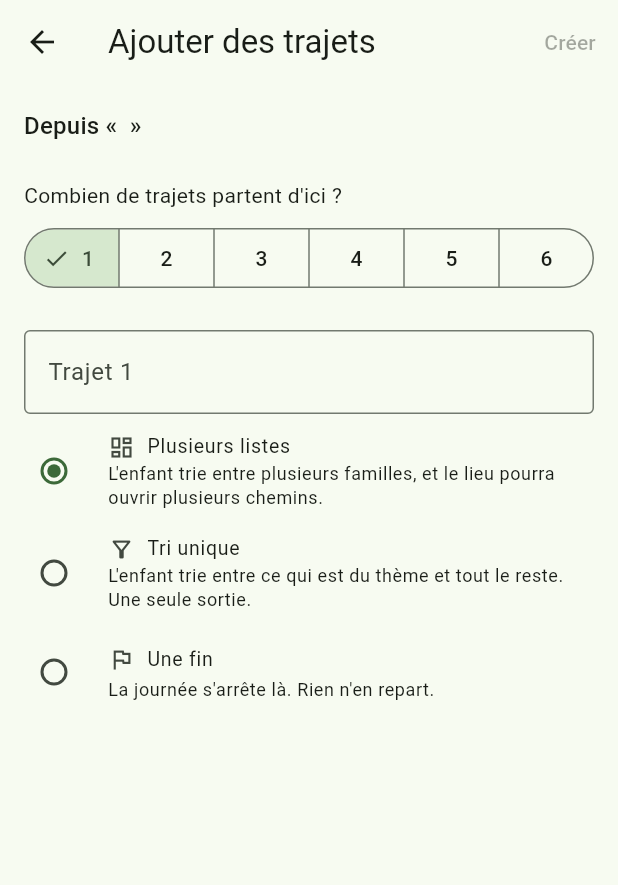
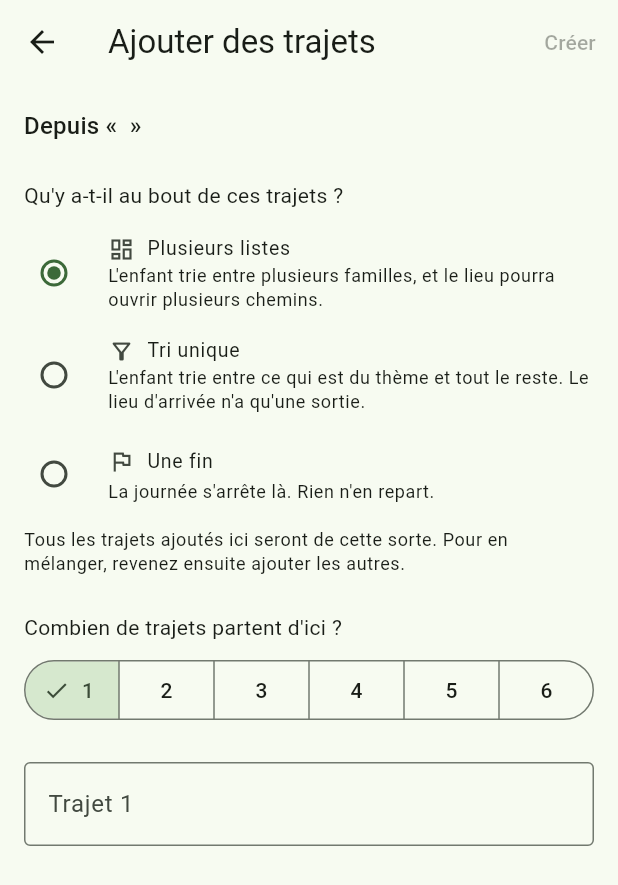
Before and after one commit to Narya-Bordeaux/lecture, a Flutter app: the AddTripsPage screen opened directly with empty values, on a phone screen of 412 x 824 dp. Shown: the top 885 px of the screen. Run offline on Flutter 3.47's test engine with Material 3 defaults, Android fonts, the phone set to English and light mode, and no system bars.

Commit message:
La nature d'un trajet se choisit une fois (0.17.1+31)
L'ecran d'ajout posait la nature trajet par trajet : sous chaque nom, les trois
paves d'explication revenaient. Demander trois directions affichait donc neuf
choix, et permettait de composer un lot bigarre — une fin, un tri unique et un
tri a plusieurs listes — sans qu'on sache plus ce qu'on demandait.

La nature passe en tete et vaut pour tout le lot ; le nombre vient ensuite.
C'est l'ordre des questions : la nature decide de la mecanique du lieu
d'arrivee, le nombre n'est qu'une commodite de saisie.

L'INTERDICTION DE MELANGER PORTE SUR UN AJOUT, PAS SUR UN LIEU

« Devant la maison » ouvre sur un tri a plusieurs listes et sur deux fins :
l'aventure livree melange deja les natures, et l'outil doit pouvoir la
reproduire. L'ecran enonce donc la regle et son contournement — revenir ajouter
les autres ensuite, ce a quoi sert le rappel « partent deja d'ici ».

ET « UNE SEULE SORTIE » PORTE SUR L'ARRIVEE, PAS SUR LE DEPART

Ouvrir plusieurs tris uniques depuis un meme carrefour est legitime : chacun a
sa propre liste du reste. Le bridage inverse subsiste, et lui seul — ajouter
depuis un tri unique n'admet qu'un trajet. Les deux points se confondent
facilement ; ils sont desormais distingues par les commentaires
d'AddTripsPage.allowsOneTripOnly et par un test qui ouvre deux tris uniques
depuis un lieu neuf.

Le second test nouveau fixe la regle du lot : trois noms a saisir, un seul
choix de nature a l'ecran.

265 tests au vert, dont 2 nouveaux. flutter analyze sans remarque.

Co-Authored-By: Claude Opus 5 <noreply@anthropic.com>
Claude-Session: https://claude.ai/code/session_013A4FAiCkoWwc4m4KhUcn8t

```diff
--- a/lib/ui/pages/add_trips_page.dart
+++ b/lib/ui/pages/add_trips_page.dart
@@ -1,7 +1,19 @@
 import 'package:flutter/material.dart';
 import 'package:grisbie/application/adventure_builder.dart';
 
-/// Demande combien de trajets partent d'un lieu, et ce qu'ils sont.
+/// Demande ce qu'on trouve au bout des trajets qu'on ajoute, et combien.
+///
+/// **La nature d'abord, le nombre ensuite.** Elle decide de ce que l'enfant
+/// fera la-bas, alors que le nombre n'est qu'une commodite de saisie : la
+/// poser en tete met la question structurante avant la question de detail.
+///
+/// **Une seule nature par ajout.** Elle valait auparavant trajet par trajet,
+/// ce qui repetait trois pavés d'explication sous chaque nom et laissait
+/// composer un lot bigarré sans qu'on sache ce qu'on demandait. Cela n'empeche
+/// pas un lieu de mener a des natures differentes — l'aventure livree mene de
+/// « Devant la maison » a un tri a plusieurs listes et a deux fins — mais cela
+/// se fait en plusieurs ajouts, et le rappel « partent deja d'ici » est la
+/// pour ca.
 ///
 /// Une page plutot qu'une boite de dialogue : on y tape plusieurs noms au
 /// clavier du telephone, et une boite qui remonte au-dessus du clavier laisse
@@ -25,10 +37,14 @@ class AddTripsPage extends StatefulWidget {
   /// presente une page vide, et laisse croire qu'elles ont disparu.
   final List<String> existingTrips;
 
-  /// Vrai si ce lieu fait trier entre une liste et le reste.
+  /// Vrai si **ce lieu-ci** fait trier entre une liste et le reste.
   ///
   /// Un tri unique n'a qu'une sortie : proposer d'en ajouter plusieurs
   /// laisserait croire a un choix que le moteur refuse.
+  ///
+  /// A ne pas confondre avec le choix [TripKind.singleSort], qui porte sur le
+  /// lieu **d'arrivee** : ouvrir trois tris uniques depuis un carrefour est
+  /// legitime, chacun ayant sa propre liste du reste.
   final bool allowsOneTripOnly;
 
   /// Au-dela, l'etape proposerait trop de directions a un enfant de six ans,
@@ -43,7 +59,9 @@ class _AddTripsPageState extends State<AddTripsPage> {
   final List<TextEditingController> _names = <TextEditingController>[
     TextEditingController(),
   ];
-  final List<TripKind> _kinds = <TripKind>[TripKind.ordinary];
+
+  /// La nature commune aux trajets de cet ajout.
+  TripKind _kind = TripKind.ordinary;
 
   @override
   void dispose() {
@@ -57,11 +75,9 @@ class _AddTripsPageState extends State<AddTripsPage> {
     setState(() {
       while (_names.length < count) {
         _names.add(TextEditingController());
-        _kinds.add(TripKind.ordinary);
       }
       while (_names.length > count) {
         _names.removeLast().dispose();
-        _kinds.removeLast();
       }
     });
   }
@@ -70,10 +86,10 @@ class _AddTripsPageState extends State<AddTripsPage> {
   /// moins qu'un lieu appele « lieu ».
   List<NewTrip> get _trips {
     final trips = <NewTrip>[];
-    for (var index = 0; index < _names.length; index++) {
-      final name = _names[index].text.trim();
+    for (final controller in _names) {
+      final name = controller.text.trim();
       if (name.isEmpty) continue;
-      trips.add(NewTrip(name: name, kind: _kinds[index]));
+      trips.add(NewTrip(name: name, kind: _kind));
     }
     return trips;
   }
@@ -111,6 +127,8 @@ class _AddTripsPageState extends State<AddTripsPage> {
             ),
           ],
           const SizedBox(height: 24),
+          _buildKindChoice(context),
+          const SizedBox(height: 24),
           if (widget.allowsOneTripOnly)
             Text(
               'Ici, l\'enfant trie entre une liste et le reste : ce lieu n\'a '
@@ -131,36 +149,25 @@ class _AddTripsPageState extends State<AddTripsPage> {
           ],
           const SizedBox(height: 24),
           for (var index = 0; index < _names.length; index++)
-            _buildTrip(index),
+            _buildName(index),
         ],
       ),
     );
   }
 
-  Widget _buildTrip(int index) {
-    return Padding(
-      padding: const EdgeInsets.only(bottom: 24),
-      child: Column(
+  /// La question structurante, posee une fois pour tout le lot.
+  Widget _buildKindChoice(BuildContext context) {
+    return Column(
       crossAxisAlignment: CrossAxisAlignment.start,
       children: <Widget>[
-          TextField(
-            controller: _names[index],
-            textCapitalization: TextCapitalization.sentences,
-            decoration: InputDecoration(
-              labelText: 'Trajet ${index + 1}',
-              hintText: 'En bus, La gare, Le guichetier…',
-              border: const OutlineInputBorder(),
-            ),
-            // Le bouton « Créer » s'active des qu'un nom est saisi.
-            onChanged: (_) => setState(() {}),
-          ),
-          const SizedBox(height: 4),
+        const Text('Qu\'y a-t-il au bout de ces trajets ?'),
+        const SizedBox(height: 8),
         // Trois choix structurels, et non trois façons d'habiller un lieu :
         // ils décident de ce que l'enfant fera là-bas. Une liste déroulante
         // les cacherait ; chacun s'explique donc en une ligne.
         RadioGroup<TripKind>(
-            groupValue: _kinds[index],
-            onChanged: (chosen) => setState(() => _kinds[index] = chosen!),
+          groupValue: _kind,
+          onChanged: (chosen) => setState(() => _kind = chosen!),
           child: const Column(
             children: <Widget>[
               _KindChoice(
@@ -175,7 +182,7 @@ class _AddTripsPageState extends State<AddTripsPage> {
                 icon: Icons.filter_alt_outlined,
                 title: 'Tri unique',
                 explanation: 'L\'enfant trie entre ce qui est du thème et '
-                      'tout le reste. Une seule sortie.',
+                    'tout le reste. Le lieu d\'arrivée n\'a qu\'une sortie.',
               ),
               _KindChoice(
                 kind: TripKind.ending,
@@ -186,7 +193,31 @@ class _AddTripsPageState extends State<AddTripsPage> {
             ],
           ),
         ),
+        const SizedBox(height: 4),
+        // Dit du meme coup ce que l'ecran ne fait pas, et comment l'obtenir :
+        // un lieu peut bel et bien mener a des natures differentes.
+        Text(
+          'Tous les trajets ajoutés ici seront de cette sorte. Pour en '
+          'mélanger, revenez ensuite ajouter les autres.',
+          style: Theme.of(context).textTheme.bodySmall,
+        ),
       ],
+    );
+  }
+
+  Widget _buildName(int index) {
+    return Padding(
+      padding: const EdgeInsets.only(bottom: 16),
+      child: TextField(
+        controller: _names[index],
+        textCapitalization: TextCapitalization.sentences,
+        decoration: InputDecoration(
+          labelText: 'Trajet ${index + 1}',
+          hintText: 'En bus, La gare, Le guichetier…',
+          border: const OutlineInputBorder(),
+        ),
+        // Le bouton « Créer » s'active des qu'un nom est saisi.
+        onChanged: (_) => setState(() {}),
       ),
     );
   }
--- a/pubspec.yaml
+++ b/pubspec.yaml
@@ -16,7 +16,7 @@ publish_to: 'none' # Remove this line if you wish to publish to pub.dev
 # https://developer.apple.com/library/archive/documentation/General/Reference/InfoPlistKeyReference/Articles/CoreFoundationKeys.html
 # In Windows, build-name is used as the major, minor, and patch parts
 # of the product and file versions while build-number is used as the build suffix.
-version: 0.17.0+30
+version: 0.17.1+31
 
 environment:
   sdk: ^3.12.2
```
Also changed, not shown: 5 other files. Lines whose indentation alone changed are shown as unchanged.
